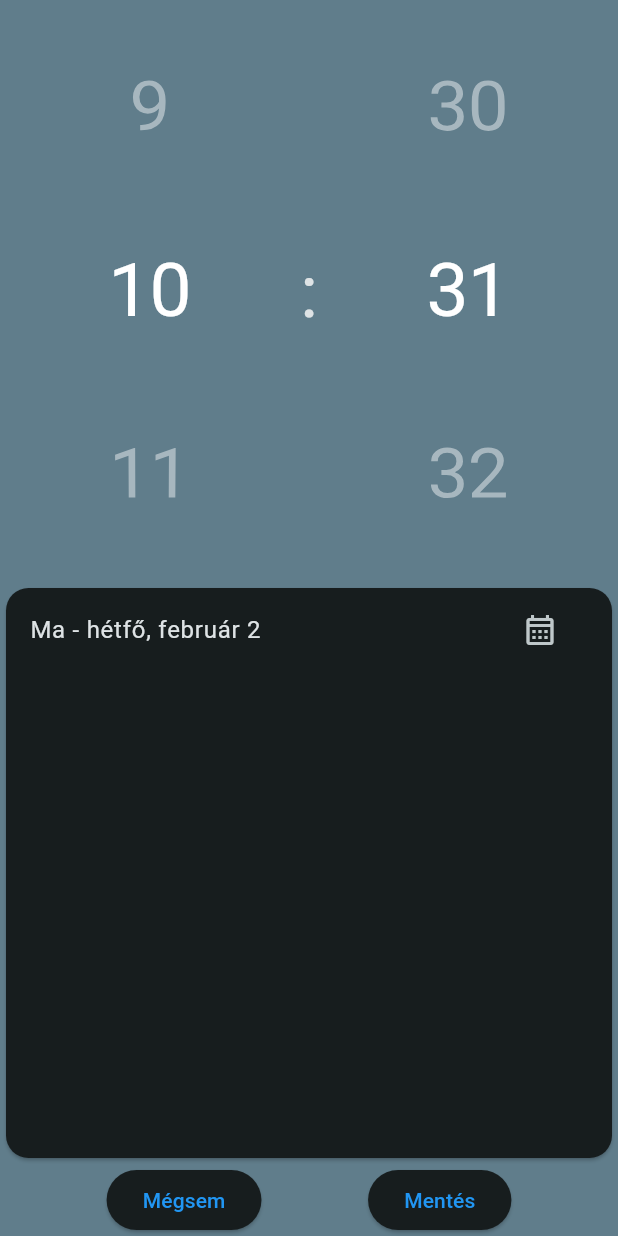
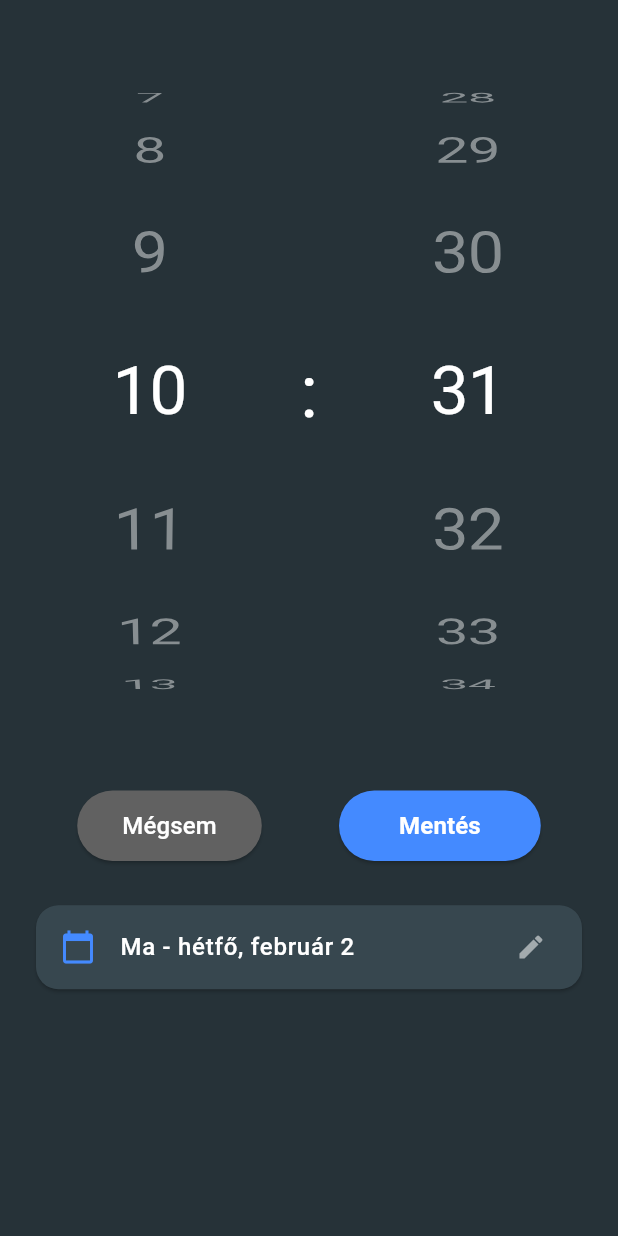
Before and after one commit to KeveXD/OsszHarang, a Flutter app: the EditPage screen opened directly, on a phone screen of 412 x 824 dp. Run offline on Flutter 3.47's test engine with Material 3 defaults, Android fonts, the light colour scheme and no system bars; our stand-ins replace flutter_slidable, permission_handler; missing offline and left inert: alarm, flutter_sound.

Commit message:
alakul
hatterkep kicserelve
debug mod elindul

```diff
--- a/Osszharang/lib/edit_page.dart
+++ b/Osszharang/lib/edit_page.dart
@@ -13,36 +13,50 @@ class EditPage extends StatefulWidget {
   State<EditPage> createState() => _EditPageState();
 }
 
-DateTime valasztottDatum = DateTime.now();
-
 class _EditPageState extends State<EditPage> {
+  late DateTime valasztottDatum;
   late bool loopAudio;
   late bool vibrate;
   late double? volume;
   late String hang;
+
   int hour = 0;
   int minute = 0;
-  FixedExtentScrollController _minuteController = FixedExtentScrollController();
-  FixedExtentScrollController _hourController = FixedExtentScrollController();
+
+  late FixedExtentScrollController _minuteController;
+  late FixedExtentScrollController _hourController;
 
   @override
   void initState() {
     super.initState();
+
+    // Kezdő dátum beállítása (következő perc eleje)
     valasztottDatum = DateTime.now().add(const Duration(minutes: 1));
     valasztottDatum = valasztottDatum.copyWith(second: 0, millisecond: 0);
+
+    hour = valasztottDatum.hour;
+    minute = valasztottDatum.minute;
+
     loopAudio = false;
     vibrate = false;
     volume = null;
     hang = 'assets/harang.mp3';
 
-    _minuteController = FixedExtentScrollController(initialItem: valasztottDatum.minute);
-    _hourController = FixedExtentScrollController(initialItem: valasztottDatum.hour);
+    _minuteController = FixedExtentScrollController(initialItem: minute);
+    _hourController = FixedExtentScrollController(initialItem: hour);
+  }
+
+  @override
+  void dispose() {
+    _minuteController.dispose();
+    _hourController.dispose();
+    super.dispose();
   }
 
   String getDay() {
     final now = DateTime.now();
     final today = DateTime(now.year, now.month, now.day);
-    final difference = valasztottDatum.difference(today).inDays;
+    final difference = DateTime(valasztottDatum.year, valasztottDatum.month, valasztottDatum.day).difference(today).inDays;
 
     switch (difference) {
       case 0:
@@ -55,9 +69,9 @@ class _EditPageState extends State<EditPage> {
   }
 
   AlarmSettings buildAlarmSettings() {
-    final id = DateTime.now().millisecondsSinceEpoch % 10000;
+    final id = widget.alarmSettings?.id ?? DateTime.now().millisecondsSinceEpoch % 10000;
 
-    final alarmSettings = AlarmSettings(
+    return AlarmSettings(
       id: id,
       dateTime: valasztottDatum,
       loopAudio: loopAudio,
@@ -67,141 +81,154 @@ class _EditPageState extends State<EditPage> {
       notificationTitle: 'Összetartozás Harangja',
       notificationBody: 'trianoni évforduló',
     );
-    return alarmSettings;
   }
 
   void saveAlarm() {
     Alarm.set(alarmSettings: buildAlarmSettings()).then((res) {
       if (res) {
-        // itt allitjuk hogy meddig szoljon
-        Future.delayed(const Duration(seconds: 5), () {
-          Alarm.stop(buildAlarmSettings().id).then((_) => Navigator.pop(context));
-        });
         Navigator.pop(context, true);
       }
     });
   }
 
+  void _updateTime() {
+    final now = DateTime.now();
+    DateTime tempDate = DateTime(
+      valasztottDatum.year,
+      valasztottDatum.month,
+      valasztottDatum.day,
+      hour,
+      minute,
+    );
+
+    // Ha a beállított idő már elmúlt a mai napon, tegye át holnapra
+    if (tempDate.isBefore(now)) {
+      tempDate = tempDate.add(const Duration(days: 1));
+    }
+
+    setState(() {
+      valasztottDatum = tempDate;
+    });
+  }
+
+  Future<void> _selectDate(BuildContext context) async {
+    final DateTime? picked = await showDatePicker(
+      context: context,
+      initialDate: valasztottDatum,
+      firstDate: DateTime.now(),
+      lastDate: DateTime(2030, 12, 31),
+    );
+
+    if (picked != null) {
+      setState(() {
+        valasztottDatum = DateTime(
+          picked.year,
+          picked.month,
+          picked.day,
+          hour,
+          minute,
+        );
+        _updateTime(); // Ellenőrizzük, hogy az idő érvényes-e így is
+      });
+    }
+  }
+
   @override
   Widget build(BuildContext context) {
     return Scaffold(
-      body: Column(
+      backgroundColor: Colors.blueGrey.shade900,
+      body: SafeArea(
+        child: Column(
           children: [
+            const SizedBox(height: 20),
+            // 1. IDŐVÁLASZTÓ
             Flexible(
-            flex: 1,
+              flex: 3,
               child: Row(
+                mainAxisAlignment: MainAxisAlignment.center,
                 children: [
-                Flexible(
-                  flex: 1,
-                  child: CupertinoPicker(
-                    squeeze: 0.8,
-                    diameterRatio: 5,
-                    useMagnifier: true,
-                    looping: true,
-                    itemExtent: 100,
-                    scrollController: _hourController,
-                    selectionOverlay: const CupertinoPickerDefaultSelectionOverlay(background: Colors.transparent, capEndEdge: true),
-                    onSelectedItemChanged: ((value) {
-                      setState(() {
+                  _buildPicker(_hourController, 24, (value) {
                     hour = value;
-                      });
-                      _time();
+                    _updateTime();
                   }),
-                    children: [
-                      for (int i = 0; i < 24; i++) ...[Center(child: Text('$i', style: const TextStyle(fontSize: 50)))],
+                  const Text(":", style: TextStyle(fontSize: 50, color: Colors.white)),
+                  _buildPicker(_minuteController, 60, (value) {
+                    minute = value;
+                    _updateTime();
+                  }, isMinute: true),
                 ],
               ),
             ),
-                const Text(":", style: TextStyle(fontSize: 50)),
-                Flexible(
-                  flex: 1,
-                  child: CupertinoPicker(
-                    squeeze: 0.8,
-                    diameterRatio: 5,
-                    looping: true,
-                    itemExtent: 100,
-                    scrollController: _minuteController,
-                    selectionOverlay: const CupertinoPickerDefaultSelectionOverlay(background: Colors.transparent, capEndEdge: true),
-                    onSelectedItemChanged: ((value) {
-                      setState(() {
-                        minute = value;
-                        _time();
-                      });
-                    }),
+
+            // 2. MENTÉS ÉS MÉGSEM GOMBOK (Feljebb hozva)
+            Padding(
+              padding: const EdgeInsets.symmetric(vertical: 25.0),
+              child: Row(
+                mainAxisAlignment: MainAxisAlignment.spaceEvenly,
                 children: [
-                      for (int i = 0; i <= 59; i++) ...[Center(child: Text(i.toString().padLeft(2, '0'), style: const TextStyle(fontSize: 50)))],
-                    ],
+                  ElevatedButton(
+                    onPressed: () => Navigator.pop(context),
+                    style: ElevatedButton.styleFrom(
+                      backgroundColor: Colors.grey.shade700,
+                      padding: const EdgeInsets.symmetric(horizontal: 30, vertical: 12),
                     ),
+                    child: const Text("Mégsem", style: TextStyle(color: Colors.white, fontSize: 16)),
+                  ),
+                  ElevatedButton(
+                    onPressed: saveAlarm,
+                    style: ElevatedButton.styleFrom(
+                      backgroundColor: Colors.blueAccent,
+                      padding: const EdgeInsets.symmetric(horizontal: 40, vertical: 12),
+                    ),
+                    child: const Text("Mentés", style: TextStyle(color: Colors.white, fontSize: 16, fontWeight: FontWeight.bold)),
                   ),
                 ],
               ),
             ),
-          Expanded(
-            flex: 1,
+
+            // 3. DÁTUMVÁLASZTÓ KÁRTYA
+            Padding(
+              padding: const EdgeInsets.symmetric(horizontal: 20.0),
               child: Card(
+                color: Colors.blueGrey.shade800,
                 shape: RoundedRectangleBorder(borderRadius: BorderRadius.circular(15)),
-              child: SingleChildScrollView(
-                child: Column(
-                  children: [
-                    ListTile(
-                      title: Text(getDay()),
-                      trailing: IconButton(onPressed: () => _selectDate(context), icon: const Icon(Icons.calendar_month_outlined)),
+                child: ListTile(
+                  leading: const Icon(Icons.calendar_today, color: Colors.blueAccent),
+                  title: Text(
+                    getDay(),
+                    style: const TextStyle(color: Colors.white, fontWeight: FontWeight.w500),
                   ),
-                  ],
+                  trailing: const Icon(Icons.edit, color: Colors.white54, size: 20),
+                  onTap: () => _selectDate(context),
                 ),
               ),
             ),
-          ),
-          Row(
-            mainAxisAlignment: MainAxisAlignment.spaceEvenly,
-            crossAxisAlignment: CrossAxisAlignment.center,
-            children: [
-              SizedBox(child: ElevatedButton(onPressed: () => Navigator.pop(context), child: Text("Mégsem", style: TextStyle(color: Colors.blue)))),
-              SizedBox(child: ElevatedButton(onPressed: saveAlarm, child: Text("Mentés", style: TextStyle(color: Colors.blue)))),
+
+            const Spacer(),
           ],
         ),
-        ],
       ),
     );
   }
 
-  //egy adott idopontot allit be String->DateTime
-  //valasztottDatum frissul
-  void _time() {
-    String timeString = "$hour:$minute";
-
-    DateTime dateTime = convertStringToDateTime(timeString);
-    //frissiti a widgetet egy callback fuggvennyel
-    setState(() {
-      valasztottDatum = dateTime;
-      if (valasztottDatum.isBefore(DateTime.now())) {
-        valasztottDatum = valasztottDatum.add(const Duration(days: 1));
-      }
-      getDay();
-    });
-  }
-
-  DateTime convertStringToDateTime(String timeString) {
-    DateFormat format = DateFormat('HH:mm');
-    DateTime dateTime = format.parse(timeString);
-
-    DateTime today = DateTime.now();
-    dateTime = DateTime(today.year, today.month, today.day, dateTime.hour, dateTime.minute);
-
-    return dateTime;
-  }
-
-  Future<void> _selectDate(BuildContext context) async {
-    DateTime? now = await showDatePicker(context: context, firstDate: DateTime.now(), currentDate: valasztottDatum, lastDate: DateTime(2030, 12, 31));
-
-    if (now != null) {
-      setState(() {
-        valasztottDatum = now;
-        if (valasztottDatum.isBefore(DateTime.now())) {
-          valasztottDatum = valasztottDatum.add(const Duration(days: 1));
-        }
-        getDay();
-      });
+  Widget _buildPicker(FixedExtentScrollController controller, int count, ValueChanged<int> onChanged, {bool isMinute = false}) {
+    return Flexible(
+      child: CupertinoPicker(
+        squeeze: 0.9,
+        diameterRatio: 1.5,
+        useMagnifier: true,
+        looping: true,
+        itemExtent: 80,
+        scrollController: controller,
+        selectionOverlay: const CupertinoPickerDefaultSelectionOverlay(background: Colors.transparent),
+        onSelectedItemChanged: onChanged,
+        children: List.generate(count, (i) => Center(
+          child: Text(
+            isMinute ? i.toString().padLeft(2, '0') : i.toString(),
+            style: const TextStyle(fontSize: 45, color: Colors.white),
+          ),
+        )),
+      ),
+    );
   }
 }
-}
--- a/Osszharang/lib/home_page.dart
+++ b/Osszharang/lib/home_page.dart
@@ -84,7 +84,7 @@ class _HomePageState extends State<HomePage> {
         children: [
           ColorFiltered(
             colorFilter: ColorFilter.mode(Colors.white54.withOpacity(0.3), BlendMode.modulate),
-            child: Image.asset('assets/harangborito.jpg', fit: BoxFit.cover, width: double.infinity, height: double.infinity),
+            child: Image.asset('assets/hatter.jpg', fit: BoxFit.cover, width: double.infinity, height: double.infinity),
           ),
           Container(color: Colors.black.withOpacity(0.2)),
           SafeArea(
--- a/Osszharang/pubspec.yaml
+++ b/Osszharang/pubspec.yaml
@@ -58,5 +58,8 @@ flutter:
     - assets/harangborito.jpg
     - assets/harang.jpg
     - assets/harang.mp3
+    - assets/hatter.jpg
+    - assets/harangozas2.mp3
+
 
   uses-material-design: true
```
Also changed, not shown: Osszharang/assets/hatter.jpg (added), 4 other files. Lines whose indentation alone changed are shown as unchanged.
